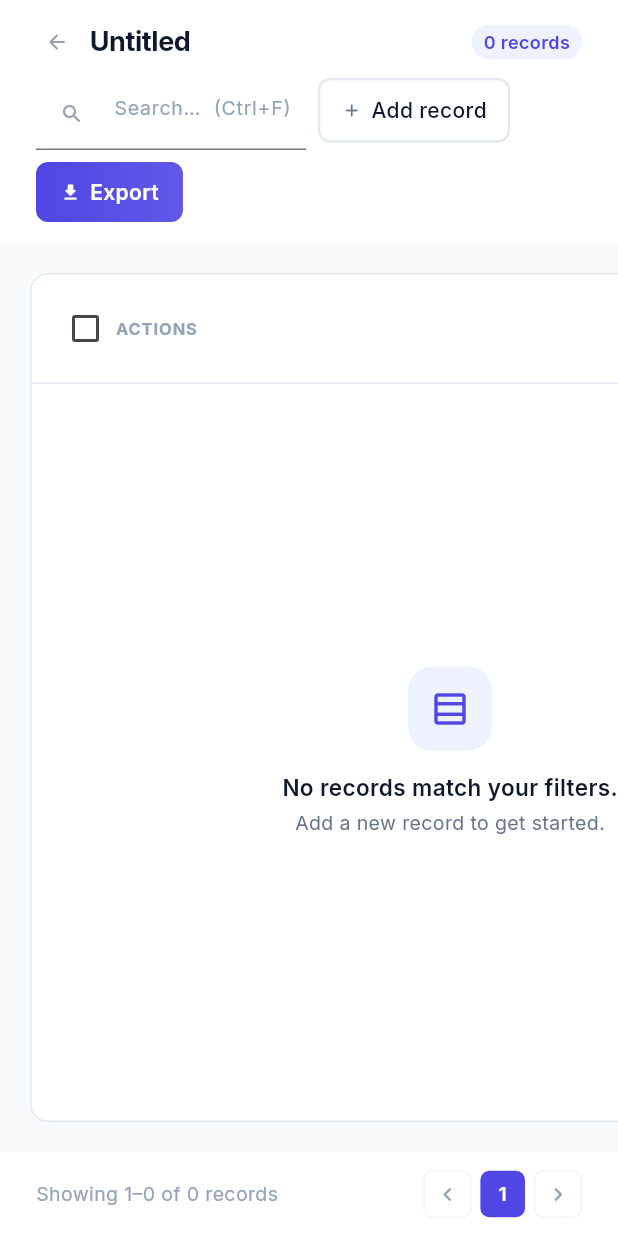
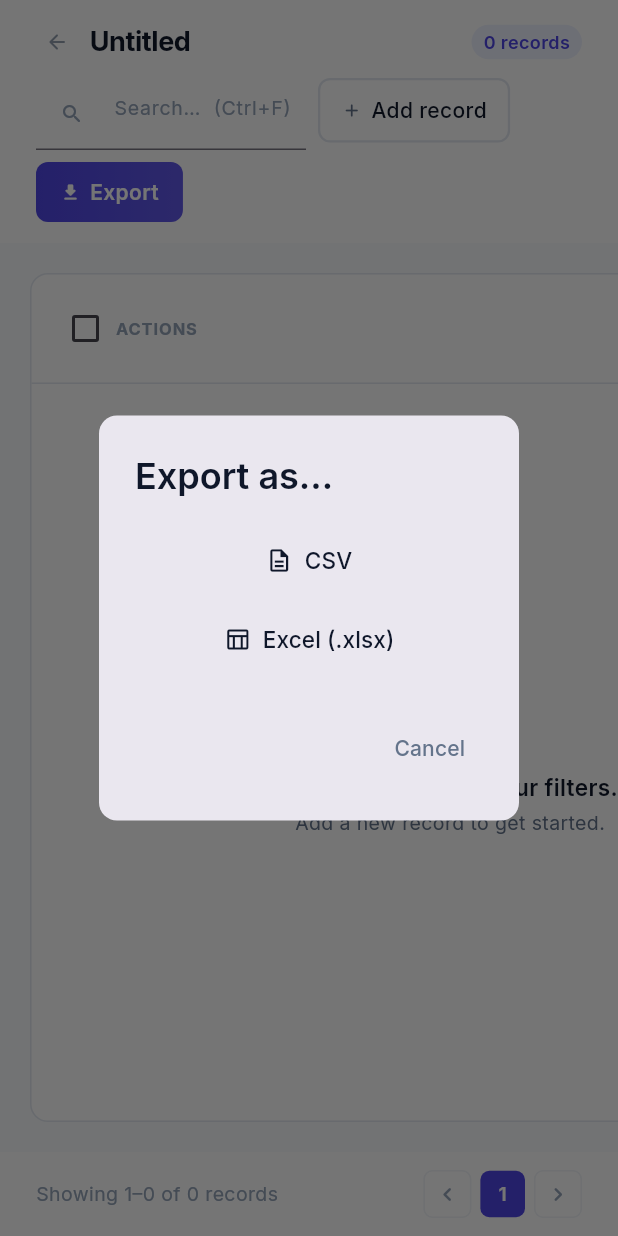
Before and after one commit to ebrahim-rabie/Data-Entry-mob-app, a Flutter app: the FinalScreen screen opened by its route, after a tap on "Export", on a phone screen of 412 x 824 dp. Run offline on Flutter 3.47's test engine with Material 3 defaults, Android fonts, the phone set to English and light mode, and no system bars; our stand-ins replace cloud_firestore, csv, file_picker, firebase_auth, firebase_core, google_fonts; missing offline and left inert: excel; accounts and stored records are empty.

Commit message:
New Updates

```diff
--- a/lib/Final_screen.dart
+++ b/lib/Final_screen.dart
@@ -2,6 +2,7 @@ import 'dart:convert';
 import 'package:flutter/material.dart';
 import 'package:flutter/services.dart';
 import 'package:file_picker/file_picker.dart';
+import 'package:excel/excel.dart' hide Border;
 import 'package:flutter_application_1/shared.dart';
 import 'package:flutter_application_1/database.dart';
 
@@ -230,21 +231,67 @@ class _FinalScreenState extends State<FinalScreen> {
   }
 
   Future<void> _onExport() async {
+    final format = await showDialog<String>(
+      context: context,
+      builder: (ctx) => AlertDialog(
+        shape: RoundedRectangleBorder(borderRadius: BorderRadius.circular(12)),
+        title: Text('Export as…', style: GoogleFonts.inter(color: AppColors.textPrimary, fontWeight: FontWeight.w600)),
+        content: Column(
+          mainAxisSize: MainAxisSize.min,
+          children: [
+            SizedBox(
+              width: double.infinity,
+              child: TextButton.icon(
+                onPressed: () => Navigator.pop(ctx, 'csv'),
+                icon: const Icon(Icons.description_outlined),
+                label: Text('CSV', style: GoogleFonts.inter(fontSize: 15)),
+                style: TextButton.styleFrom(
+                  foregroundColor: AppColors.textPrimary,
+                  padding: const EdgeInsets.symmetric(vertical: 14),
+                  shape: RoundedRectangleBorder(borderRadius: BorderRadius.circular(8)),
+                ),
+              ),
+            ),
+            const SizedBox(height: 4),
+            SizedBox(
+              width: double.infinity,
+              child: TextButton.icon(
+                onPressed: () => Navigator.pop(ctx, 'xlsx'),
+                icon: const Icon(Icons.table_chart_outlined),
+                label: Text('Excel (.xlsx)', style: GoogleFonts.inter(fontSize: 15)),
+                style: TextButton.styleFrom(
+                  foregroundColor: AppColors.textPrimary,
+                  padding: const EdgeInsets.symmetric(vertical: 14),
+                  shape: RoundedRectangleBorder(borderRadius: BorderRadius.circular(8)),
+                ),
+              ),
+            ),
+          ],
+        ),
+        actions: [
+          TextButton(
+            onPressed: () => Navigator.pop(ctx),
+            child: Text('Cancel', style: GoogleFonts.inter(color: AppColors.textSecondary)),
+          ),
+        ],
+      ),
+    );
+    if (format == null || !mounted) return;
+
     final flds = widget.columns;
+    try {
+      if (format == 'csv') {
         final buf = StringBuffer(flds.map((f) => '"${f.name}"').join(','));
         buf.writeln();
         for (final r in _filtered) {
           buf.writeln(
-        flds
-            .map((f) {
+            flds.map((f) {
               final v = r.data[f.name];
               final s = v?.toString() ?? '';
               return '"${s.replaceAll('"', '""')}"';
-            })
-            .join(','),
+            }).join(','),
           );
         }
-    try {
         final path = await FilePicker.platform.saveFile(
           dialogTitle: 'Export CSV',
           fileName: '${widget.fileName}_export.csv',
@@ -252,13 +299,33 @@ class _FinalScreenState extends State<FinalScreen> {
           allowedExtensions: ['csv'],
           bytes: Uint8List.fromList(utf8.encode(buf.toString())),
         );
-      if (path != null && mounted) {
-        _showSnackBar('Exported successfully');
+        if (path != null && mounted) _showSnackBar('Exported successfully');
+      } else {
+        final excel = Excel.createExcel();
+        final sheet = excel['Sheet1'];
+        for (var c = 0; c < flds.length; c++) {
+          sheet.cell(CellIndex.indexByColumnRow(columnIndex: c, rowIndex: 0)).value = TextCellValue(flds[c].name);
+        }
+        for (var r = 0; r < _filtered.length; r++) {
+          for (var c = 0; c < flds.length; c++) {
+            final v = _filtered[r].data[flds[c].name];
+            final s = v?.toString() ?? '';
+            sheet.cell(CellIndex.indexByColumnRow(columnIndex: c, rowIndex: r + 1)).value = TextCellValue(s);
+          }
+        }
+        final data = excel.encode();
+        if (data == null) throw Exception('Failed to encode Excel file');
+        final path = await FilePicker.platform.saveFile(
+          dialogTitle: 'Export Excel',
+          fileName: '${widget.fileName}_export.xlsx',
+          type: FileType.custom,
+          allowedExtensions: ['xlsx'],
+          bytes: Uint8List.fromList(data),
+        );
+        if (path != null && mounted) _showSnackBar('Exported successfully');
       }
     } catch (e) {
-      if (mounted) {
-        _showSnackBar('Export failed: $e', isError: true);
-      }
+      if (mounted) _showSnackBar('Export failed: $e', isError: true);
     }
   }
 
--- a/lib/home_import.dart
+++ b/lib/home_import.dart
@@ -4,6 +4,7 @@ import 'package:flutter_application_1/shared.dart';
 import 'package:flutter_application_1/database.dart';
 import 'package:file_picker/file_picker.dart';
 import 'package:csv/csv.dart';
+import 'package:excel/excel.dart' hide Border;
 
 class HomeImportScreen extends StatelessWidget {
   const HomeImportScreen({super.key});
@@ -44,6 +45,53 @@ class HomeImportScreen extends StatelessWidget {
     } catch (e) {
       if (context.mounted) {
         ScaffoldMessenger.of(context).showSnackBar(errorSnack('Failed to import CSV: $e'));
+      }
+    }
+  }
+
+  Future<void> _importXlsx(BuildContext context) async {
+    try {
+      final result = await FilePicker.platform.pickFiles(
+        type: FileType.custom,
+        allowedExtensions: ['xlsx'],
+      );
+      if (result == null || result.files.isEmpty) return;
+      final file = result.files.single;
+      final bytes = file.bytes ?? await File(file.path!).readAsBytes();
+      final excel = Excel.decodeBytes(bytes);
+      if (excel.sheets.isEmpty) {
+        if (context.mounted) {
+          ScaffoldMessenger.of(context).showSnackBar(errorSnack('Excel file is empty.'));
+        }
+        return;
+      }
+      final sheet = excel.sheets.values.first;
+      final rows = sheet.rows;
+      if (rows.isEmpty) {
+        if (context.mounted) {
+          ScaffoldMessenger.of(context).showSnackBar(errorSnack('Excel sheet is empty.'));
+        }
+        return;
+      }
+      final headers = rows.first.map((cell) => cell?.value?.toString().trim() ?? '').toList();
+      final columns = headers.map((h) => SchemaColumn(name: h)).toList();
+      final dataRows = rows.skip(1).map((row) {
+        final map = <String, dynamic>{};
+        for (var i = 0; i < headers.length && i < row.length; i++) {
+          map[headers[i]] = row[i]?.value;
+        }
+        return map;
+      }).toList();
+      if (context.mounted) {
+        Navigator.pushNamed(context, SchemaRoute.schema, arguments: {
+          'columns': columns,
+          'fileName': file.name.replaceAll('.xlsx', ''),
+          'records': dataRows,
+        });
+      }
+    } catch (e) {
+      if (context.mounted) {
+        ScaffoldMessenger.of(context).showSnackBar(errorSnack('Failed to import Excel: $e'));
       }
     }
   }
@@ -117,6 +165,13 @@ class HomeImportScreen extends StatelessWidget {
                           subtitle: 'Upload a CSV file and map its columns',
                           onTap: () => _importCsv(context),
                         )),
+                        const SizedBox(width: 16),
+                        Expanded(child: _ActionCard(
+                          icon: Icons.table_chart_outlined,
+                          title: 'Import Excel',
+                          subtitle: 'Upload an .xlsx file and map its columns',
+                          onTap: () => _importXlsx(context),
+                        )),
                       ],
                     )
                   else
@@ -134,6 +189,13 @@ class HomeImportScreen extends StatelessWidget {
                           title: 'Import CSV',
                           subtitle: 'Upload a CSV file and map its columns',
                           onTap: () => _importCsv(context),
+                        ),
+                        const SizedBox(height: 12),
+                        _ActionCard(
+                          icon: Icons.table_chart_outlined,
+                          title: 'Import Excel',
+                          subtitle: 'Upload an .xlsx file and map its columns',
+                          onTap: () => _importXlsx(context),
                         ),
                       ],
                     ),
--- a/pubspec.yaml
+++ b/pubspec.yaml
@@ -36,6 +36,7 @@ dependencies:
   cupertino_icons: ^1.0.8
   file_picker: ^8.0.0
   csv: ^6.0.0
+  excel: ^4.0.6
   firebase_core: ^3.12.1
   firebase_auth: ^5.5.1
   cloud_firestore: ^5.6.5
```
Also changed, not shown: pubspec.lock. Lines whose indentation alone changed are shown as unchanged.
